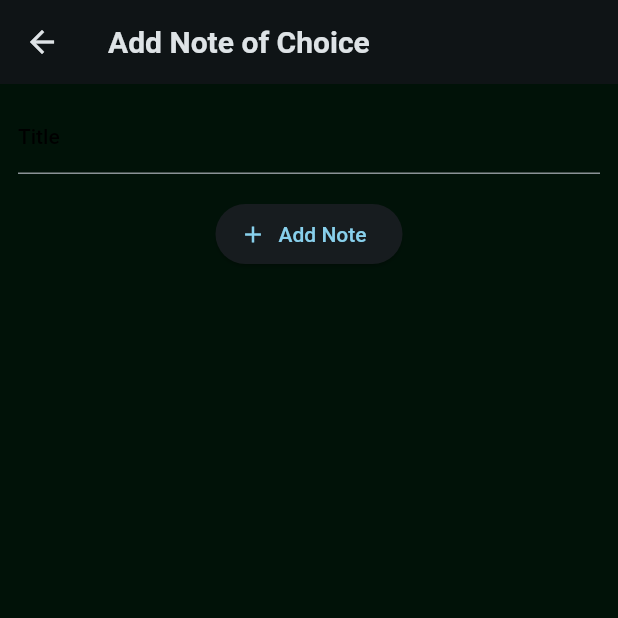
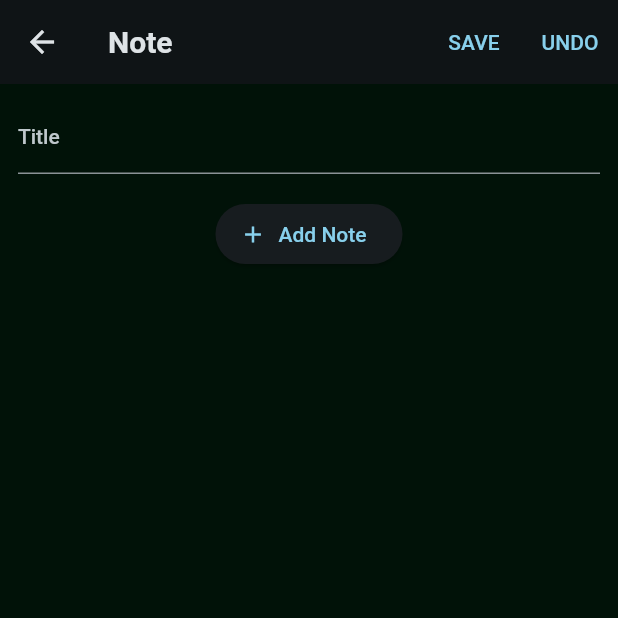
Before and after one commit to Olivia1809/note_app, a Flutter app: the AddNoteScreen screen opened directly, on a phone screen of 412 x 824 dp, the top half of it. Run offline on Flutter 3.47's test engine with Material 2 defaults, Android fonts, the phone set to English and light mode, and no system bars; our stand-ins replace google_fonts.

```diff
--- a/lib/screen/add_note.dart
+++ b/lib/screen/add_note.dart
@@ -1,4 +1,5 @@
 import 'package:flutter/material.dart';
+import 'package:note_app/screen/home_screen.dart';
 
 class AddNoteScreen extends StatefulWidget {
   const AddNoteScreen({super.key});
@@ -8,25 +9,39 @@ class AddNoteScreen extends StatefulWidget {
 }
 
 class _AddNoteScreenState extends State<AddNoteScreen> {
+
   @override
   Widget build(BuildContext context) {
     return Scaffold(
       appBar: AppBar(
-        title: const Text('Add Note of Choice'),
+        title: const Text('Note'),
+        actions: [
+          TextButton(
+           child:const Text('SAVE'),
+           onPressed: () {},
+          ),
+          TextButton(
+           child:const Text('UNDO'),
+           onPressed: () {},
+          ),
+        ],
       ),
-      body: SingleChildScrollView(
+
+       body: SingleChildScrollView(
         padding: const EdgeInsets.all(12),
         child:Column(
           children: [
             const TextField(
               decoration:  InputDecoration(
                 labelText: 'Title',
-                labelStyle: TextStyle(color: Colors.black),
+                //labelStyle: TextStyle(color: Colors.black),
               ),
           ),
             const SizedBox(height: 16),
             ElevatedButton.icon(
-            onPressed: () {},
+            onPressed: () {
+              Navigator.push(context, MaterialPageRoute(builder: (context) => HomeScreen()));
+            },
             icon: const Icon(Icons.add),
             label: const Text('Add Note')
             ),
--- a/lib/screen/home_screen.dart
+++ b/lib/screen/home_screen.dart
@@ -1,5 +1,6 @@
 import 'package:flutter/material.dart';
 import 'package:note_app/main.dart';
+import 'package:note_app/screen/add_note.dart';
 //import 'package:note_app/screen/add_note.dart';
 
 class HomeScreen extends StatelessWidget {
@@ -38,7 +39,7 @@ Widget _buildPopupDialog(BuildContext context) {
         const SizedBox(height: 10),
         ElevatedButton(
           onPressed: () {
-            Navigator.pop(context);
+            Navigator.push(context, MaterialPageRoute(builder: (context) => AddNoteScreen()));
           },
           child: const Text("NOTE",
           style: TextStyle(
--- a/pubspec.yaml
+++ b/pubspec.yaml
@@ -34,7 +34,7 @@ dependencies:
 
   # The following adds the Cupertino Icons font to your application.
   # Use with the CupertinoIcons class for iOS style icons.
-  cupertino_icons: ^1.0.2
+  cupertino_icons: ^1.0.5
   google_fonts: ^4.0.4
 
 dev_dependencies:
@@ -47,7 +47,6 @@ dev_dependencies:
   # package. See that file for information about deactivating specific lint
   # rules and activating additional ones.
   flutter_lints: ^2.0.0
-  cupertino_icons: ^1.0.2
   uuid: ^3.0.7
   flutter_riverpod: ^2.3.6
   image_picker: ^1.0.2
```
